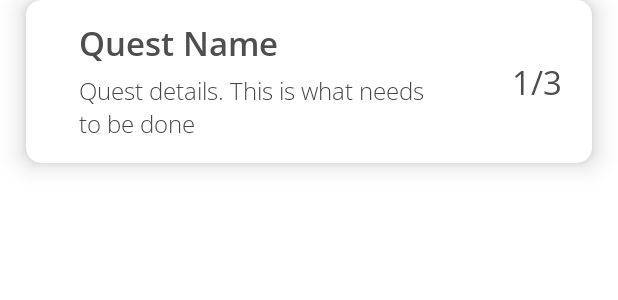
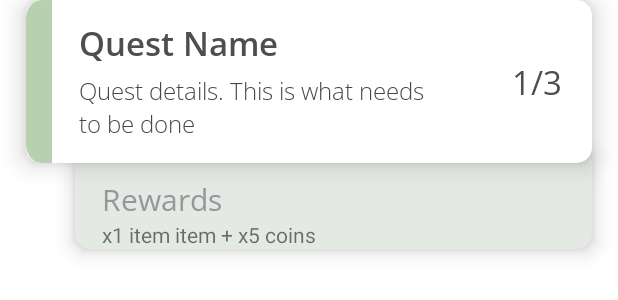
Before and after one commit to zjayee/Study-Farm, an Android app: the layout quest_widget.xml on its own in the app's theme, with its tools: preview values and no code run, on a phone screen of 412 x 824 dp. Shown: the top 300 px of the screen. Run offline under Robolectric (Android 15) with nearby library versions, the phone set to English and light mode, and no system bars.

Commit message:
quest widget

```diff
--- /dev/null
+++ b/app/src/main/res/drawable/ic_greenhighlight.xml
@@ -0,0 +1,9 @@
+<vector xmlns:android="http://schemas.android.com/apk/res/android"
+    android:width="17dp"
+    android:height="86dp"
+    android:viewportWidth="17"
+    android:viewportHeight="86">
+  <path
+      android:pathData="M0,10C0,4.4771 4.4771,0 10,0H17V86H10C4.4771,86 0,81.5229 0,76V10Z"
+      android:fillColor="#B7D0B0"/>
+</vector>
--- a/app/src/main/res/layout/quest_widget.xml
+++ b/app/src/main/res/layout/quest_widget.xml
@@ -2,7 +2,9 @@
 <LinearLayout xmlns:android="http://schemas.android.com/apk/res/android"
     android:layout_width="match_parent"
     android:layout_height="match_parent"
-    xmlns:app="http://schemas.android.com/apk/res-auto">
+    xmlns:app="http://schemas.android.com/apk/res-auto"
+    android:orientation="vertical"
+    >
 
     <androidx.cardview.widget.CardView
         android:id="@+id/taskCard"
@@ -16,7 +18,7 @@
         >
         <androidx.constraintlayout.widget.ConstraintLayout
             android:layout_width="match_parent"
-            android:layout_height="wrap_content">
+            android:layout_height="match_parent">
 
             <TextView
                 android:id="@+id/questName"
@@ -53,10 +55,55 @@
                 android:text="1/3"
                 />
 
+            <ImageView
+                android:layout_width="wrap_content"
+                android:layout_height="0dp"
+                app:layout_constraintLeft_toLeftOf="parent"
+                app:layout_constraintTop_toTopOf="parent"
+                app:layout_constraintBottom_toBottomOf="parent"
+                android:src="@drawable/ic_greenhighlight"
+                android:scaleType="fitXY"
+                />
+
         </androidx.constraintlayout.widget.ConstraintLayout>
+    </androidx.cardview.widget.CardView>
+
+    <androidx.cardview.widget.CardView
+        android:layout_width="match_parent"
+        android:layout_height="wrap_content"
+        app:cardElevation="8dp"
+        android:layout_marginRight="17dp"
+        android:layout_marginLeft="50dp"
+        android:layout_marginTop="-10dp"
+        app:cardCornerRadius="10dp"
+        app:cardBackgroundColor="@color/greycard"
+        >
+        <androidx.appcompat.widget.LinearLayoutCompat
+            android:layout_width="match_parent"
+            android:layout_height="wrap_content"
+            android:orientation="vertical"
+            >
+
+            <TextView
+                android:layout_width="wrap_content"
+                android:layout_height="wrap_content"
+                android:layout_marginTop="20dp"
+                android:layout_marginLeft="18dp"
+                android:text="Rewards"
+                style="@style/thin_header_text_light"
+                />
+
+            <TextView
+                android:layout_width="wrap_content"
+                android:layout_height="wrap_content"
+                android:layout_marginLeft="18dp"
+                android:text="x1 item item + x5 coins"
+
+                />
+
+        </androidx.appcompat.widget.LinearLayoutCompat>
 
 
     </androidx.cardview.widget.CardView>
 
-
 </LinearLayout>
--- a/app/src/main/res/values/colors.xml
+++ b/app/src/main/res/values/colors.xml
@@ -7,7 +7,11 @@
     <color name="teal_700">#FF018786</color>
     <color name="black">#FF000000</color>
     <color name="white">#FFFFFFFF</color>
+
     <color name="textdark1">#4E4E4E</color>
     <color name="textdark2">#454545</color>
+    <color name="textlight1">#94979E</color>
+
+    <color name="greycard">#E4EAE3</color>
 
 </resources>
--- a/app/src/main/res/values/styles.xml
+++ b/app/src/main/res/values/styles.xml
@@ -18,5 +18,11 @@
         <item name="android:textSize">22sp</item>
     </style>
 
+    <style name="thin_header_text_light">
+        <item name="android:fontFamily">@font/open_sans</item>
+        <item name="android:textColor">@color/textlight1</item>
+        <item name="android:textSize">20sp</item>
+    </style>
+
 
 </resources>
```
